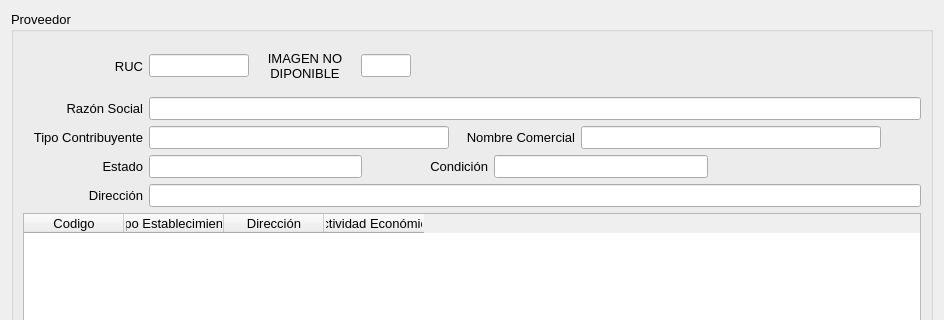
Qt form Facturacion/proveedorop.ui (radtek/manager) before a commit; both pictures show x 0 to 944 and y 0 to 320 of the 944 by 748 pixel window.
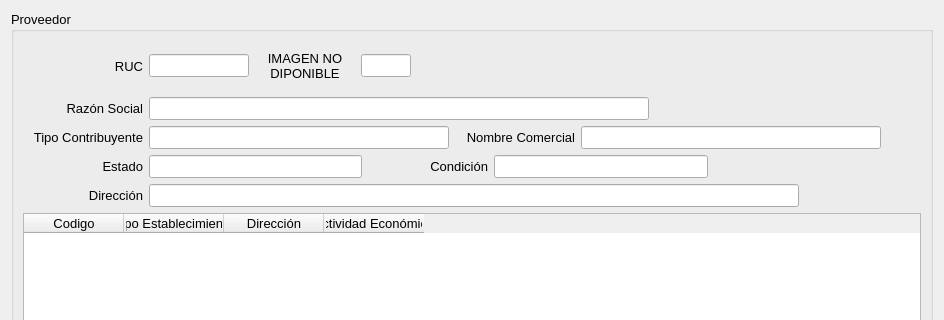
The same form after that commit. Icons and pictures are not drawn.

Diff of the .ui file:
```diff
--- a/Facturacion/proveedorop.ui
+++ b/Facturacion/proveedorop.ui
@@ -147,18 +147,31 @@
          <widget class="QLineEdit" name="lineEdit_razon_social">
           <property name="minimumSize">
            <size>
-            <width>700</width>
+            <width>500</width>
             <height>0</height>
            </size>
           </property>
           <property name="maximumSize">
            <size>
-            <width>16777215</width>
+            <width>500</width>
             <height>16777215</height>
            </size>
           </property>
          </widget>
         </item>
+        <item>
+         <spacer name="horizontalSpacer_10">
+          <property name="orientation">
+           <enum>Qt::Horizontal</enum>
+          </property>
+          <property name="sizeHint" stdset="0">
+           <size>
+            <width>40</width>
+            <height>20</height>
+           </size>
+          </property>
+         </spacer>
+        </item>
        </layout>
       </item>
       <item>
@@ -349,12 +362,31 @@
          <widget class="QLineEdit" name="lineEdit_direccion">
           <property name="minimumSize">
            <size>
-            <width>200</width>
+            <width>650</width>
             <height>0</height>
            </size>
           </property>
+          <property name="maximumSize">
+           <size>
+            <width>650</width>
+            <height>16777215</height>
+           </size>
+          </property>
          </widget>
         </item>
+        <item>
+         <spacer name="horizontalSpacer_14">
+          <property name="orientation">
+           <enum>Qt::Horizontal</enum>
+          </property>
+          <property name="sizeHint" stdset="0">
+           <size>
+            <width>40</width>
+            <height>20</height>
+           </size>
+          </property>
+         </spacer>
+        </item>
        </layout>
       </item>
       <item>
```
